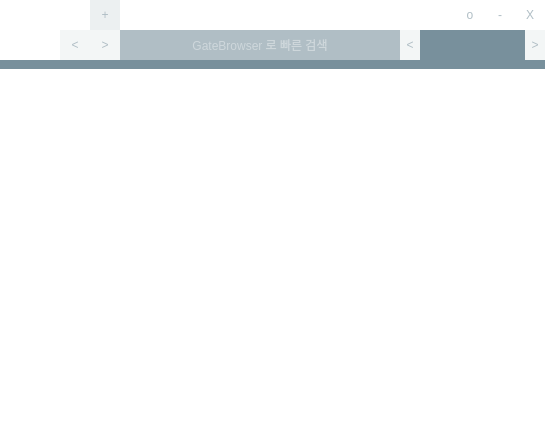
Above: browser_ui.ui from QtKoryTeam/GateBrowser before the change. Below: the same form after it.
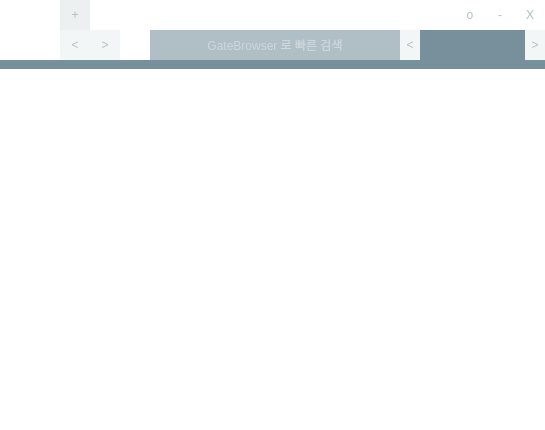
That is the form after the change. Icons and pictures are not drawn.

Commit message: with Kory #1

```diff
--- a/browser_ui.ui
+++ b/browser_ui.ui
@@ -162,12 +162,15 @@
     <widget class="QLineEdit" name="m_UrlBar">
      <property name="geometry">
       <rect>
-       <x>60</x>
+       <x>90</x>
        <y>0</y>
-       <width>280</width>
+       <width>250</width>
        <height>30</height>
       </rect>
      </property>
+     <property name="styleSheet">
+      <string notr="true"/>
+     </property>
      <property name="alignment">
       <set>Qt::AlignCenter</set>
      </property>
@@ -178,9 +181,9 @@
     <widget class="QProgressBar" name="m_LoadBar">
      <property name="geometry">
       <rect>
-       <x>60</x>
+       <x>90</x>
        <y>0</y>
-       <width>280</width>
+       <width>250</width>
        <height>30</height>
       </rect>
      </property>
@@ -227,6 +230,24 @@
       <string/>
      </property>
     </widget>
+    <widget class="QPushButton" name="m_DefaultKory">
+     <property name="geometry">
+      <rect>
+       <x>60</x>
+       <y>0</y>
+       <width>30</width>
+       <height>30</height>
+      </rect>
+     </property>
+     <property name="styleSheet">
+      <string notr="true">	image: url(:/Images/Resources/Kory.png);
+	background-color: rgb(255, 255, 255);
+	border:0px solid;</string>
+     </property>
+     <property name="text">
+      <string/>
+     </property>
+    </widget>
     <zorder>m_GoBack</zorder>
     <zorder>m_GoForward</zorder>
     <zorder>m_LoadBar</zorder>
@@ -318,28 +339,10 @@
       <string>o</string>
      </property>
     </widget>
-    <widget class="QPushButton" name="m_DefaultKory">
-     <property name="geometry">
-      <rect>
-       <x>60</x>
-       <y>0</y>
-       <width>30</width>
-       <height>30</height>
-      </rect>
-     </property>
-     <property name="styleSheet">
-      <string notr="true">	image: url(:/Images/Resources/Kory.png);
-	background-color: rgb(255, 255, 255);
-	border:0px solid;</string>
-     </property>
-     <property name="text">
-      <string/>
-     </property>
-    </widget>
     <widget class="QPushButton" name="m_AddApps">
      <property name="geometry">
       <rect>
-       <x>90</x>
+       <x>60</x>
        <y>0</y>
        <width>30</width>
        <height>30</height>
```
Left out of the diff: 1 changed line with no effect on the pictures. The commit also changes 9 other files.
